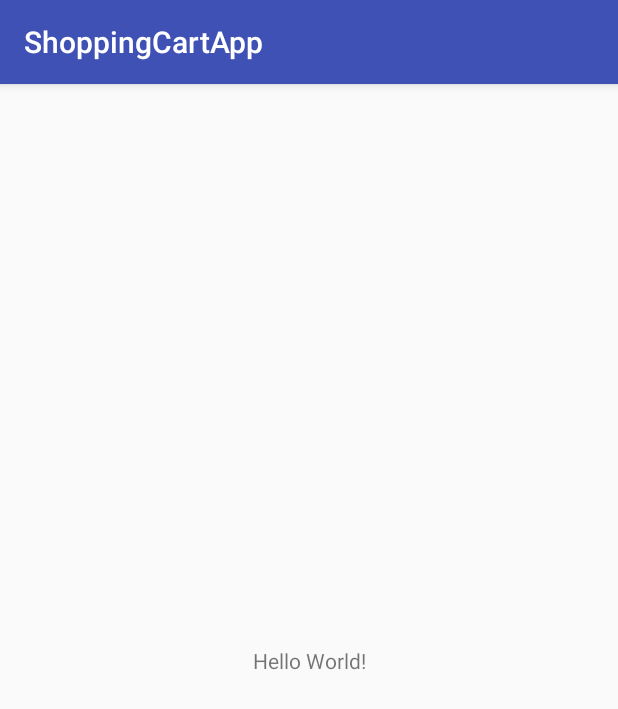
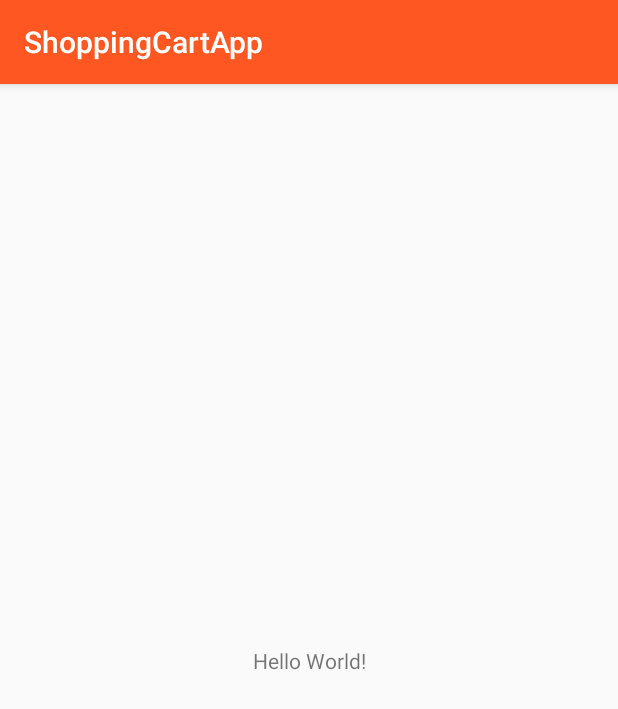
Before and after one commit to mgrabarski/ShoppingCartApp, an Android app: the screen it shows after launch (MainActivity), on a phone screen of 412 x 824 dp. Shown: the top 709 px of the screen. Run offline under Robolectric (Android 15) with nearby library versions, the phone set to English and light mode, and no system bars.

Commit message:
set colors

```diff
--- a/app/src/main/res/values/colors.xml
+++ b/app/src/main/res/values/colors.xml
@@ -1,6 +1,7 @@
 <?xml version="1.0" encoding="utf-8"?>
 <resources>
-    <color name="colorPrimary">#3F51B5</color>
-    <color name="colorPrimaryDark">#303F9F</color>
-    <color name="colorAccent">#FF4081</color>
+    <color name="colorPrimary">#FF5722</color>
+    <color name="colorPrimaryDark">#E64A19</color>
+    <color name="colorAccent">#CDDC39</color>
+    <color name="colorLight">#FFCCBC</color>
 </resources>
```
